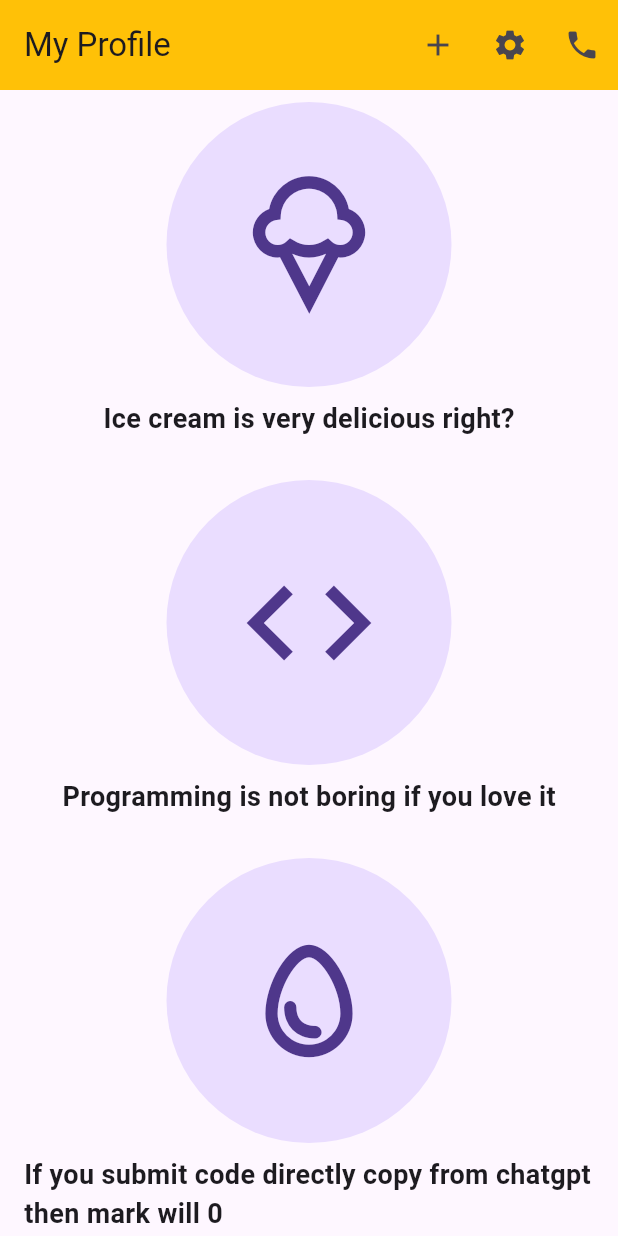
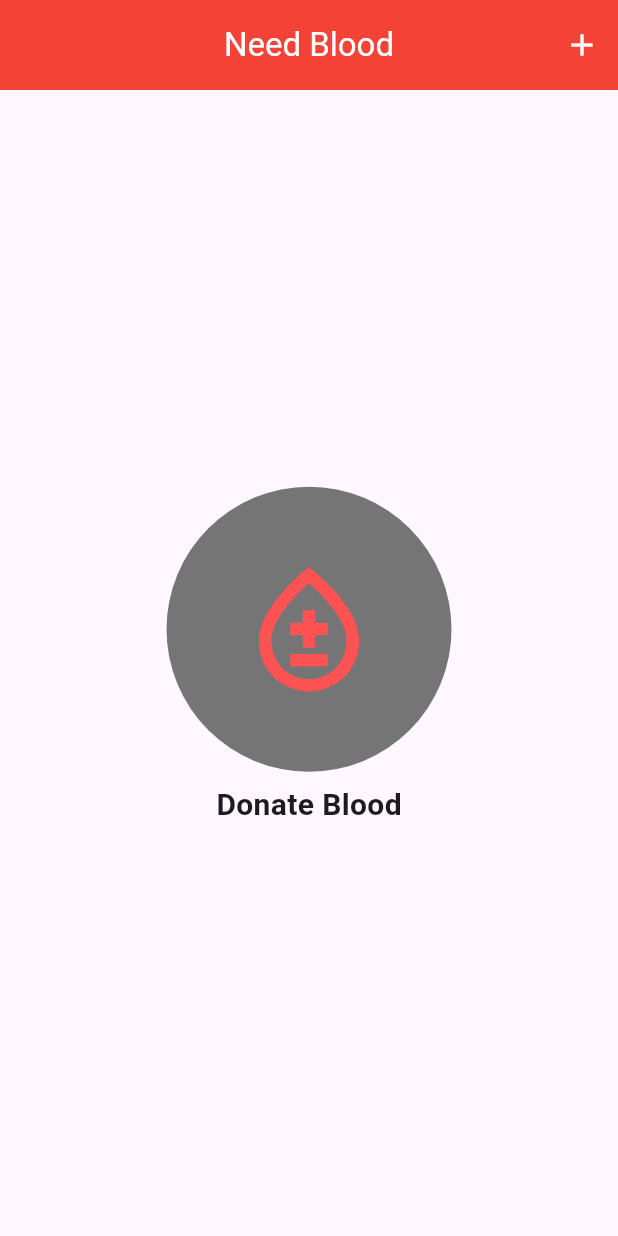
Before and after one commit to 07fahim/flutter-assignment, a Flutter app: the screen it shows after launch, after a tap on the "add" icon, on a phone screen of 412 x 824 dp. Run offline on Flutter 3.47's test engine with Material 3 defaults, Android fonts, the light colour scheme and no system bars.

Commit message:
exam-week-2

```diff
--- a/lib/main.dart
+++ b/lib/main.dart
@@ -1,10 +1,10 @@
 import 'package:flutter/material.dart';
 
-void main(){
-  runApp(MyApp());
+void main() {
+  runApp(const MyApp());
 }
 
-class MyApp extends StatelessWidget{
+class MyApp extends StatelessWidget {
   const MyApp({super.key});
 
   @override
@@ -12,75 +12,64 @@ class MyApp extends StatelessWidget{
     return MaterialApp(
       debugShowCheckedModeBanner: false,
       home: HomeActivity(),
+      theme: ThemeData(
+        appBarTheme: const AppBarTheme(
+          titleTextStyle: TextStyle(color: Colors.white, fontSize: 22),
+          centerTitle: true,
+          backgroundColor: Colors.red,
+          toolbarHeight: 60,
+        ),
+      ),
     );
   }
 }
 
-class HomeActivity extends StatelessWidget{
-   HomeActivity({super.key});
+class HomeActivity extends StatelessWidget {
+  HomeActivity({super.key});
 
-  TextStyle textStyle =const TextStyle(fontWeight: FontWeight.bold,fontSize: 18);
+  TextStyle textStyle =
+      const TextStyle(fontWeight: FontWeight.bold, fontSize: 20);
 
   @override
   Widget build(BuildContext context) {
-    return  Scaffold(
-
-      appBar:AppBar(
-        title: const Text("My Profile"),
-        backgroundColor: Colors.amber,
-        toolbarHeight:60,
+    return Scaffold(
+      appBar: AppBar(
+        title: const Text("Need Blood"),
         actions: [
-          IconButton(onPressed: (){}, icon:const Icon(Icons.add)),
-          IconButton(onPressed: (){}, icon:const Icon(Icons.settings)),
-          IconButton(onPressed: (){}, icon:const Icon(Icons.phone)),
+          IconButton(
+              onPressed: () {},
+              icon: const Icon(
+                Icons.add,
+                color: Colors.white,
+              )),
         ],
-
       ),
-
       body: Center(
         child: Padding(
           padding: const EdgeInsets.all(8.0),
           child: Column(
+            mainAxisAlignment: MainAxisAlignment.center,
             children: [
-              const CircleAvatar(
-                radius:95,
-                child: Icon(Icons.icecream_outlined,size:100,),
+              CircleAvatar(
+                backgroundColor: Colors.grey.shade600,
+                radius: 95,
+                child: const Icon(
+                  Icons.bloodtype_outlined,
+                  size: 100,
+                  color: Colors.redAccent,
+                ),
               ),
               Padding(
                 padding: const EdgeInsets.all(8.0),
-                child: Text("Ice cream is very delicious right?",style:textStyle,),
+                child: Text(
+                  "Donate Blood",
+                  style: textStyle,
+                ),
               ),
-
-              const SizedBox(height: 20),
-
-              const CircleAvatar(
-                radius:95,
-                child: Icon(Icons.code,size:100,),
-              ),
-              Padding(
-                padding: const EdgeInsets.all(8.0),
-                child: Text("Programming is not boring if you love it",style:textStyle,),
-              ),
-
-              const SizedBox(height: 20),
-
-              const CircleAvatar(
-                radius:95,
-                child: Icon(Icons.egg_outlined,size:100,),
-              ),
-
-              Padding(
-                padding: const EdgeInsets.all(8.0),
-                child: Text("If you submit code directly copy from chatgpt then mark will 0",style:textStyle,),
-              ),
-
-
-
             ],
           ),
         ),
       ),
-
     );
   }
 }
```
